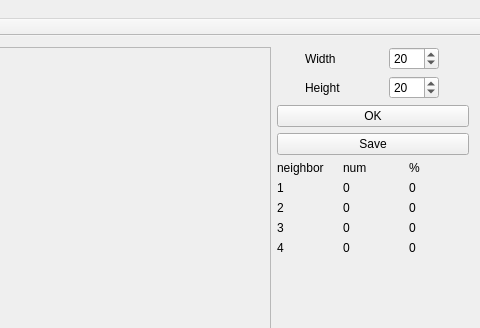
First picture: the form in mainwindow.ui, repository im-red/maze, before the edit; both pictures show x 398 to 878 and y 0 to 328 of the 878 by 578 pixel window.
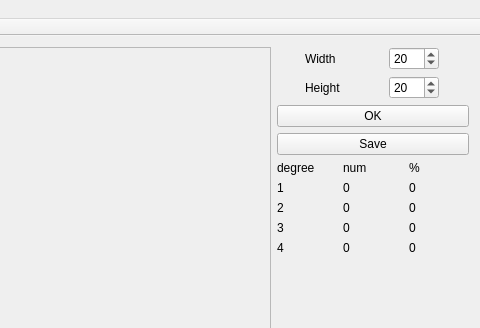
Second picture: the form after the edit. Custom widgets are drawn as their Qt base class.

```diff
--- a/mainwindow.ui
+++ b/mainwindow.ui
@@ -218,7 +218,7 @@
            </size>
           </property>
           <property name="text">
-           <string>neighbor</string>
+           <string>degree</string>
           </property>
          </widget>
         </item>
```
Left out of the diff: 11 changed lines with no effect on the pictures.
